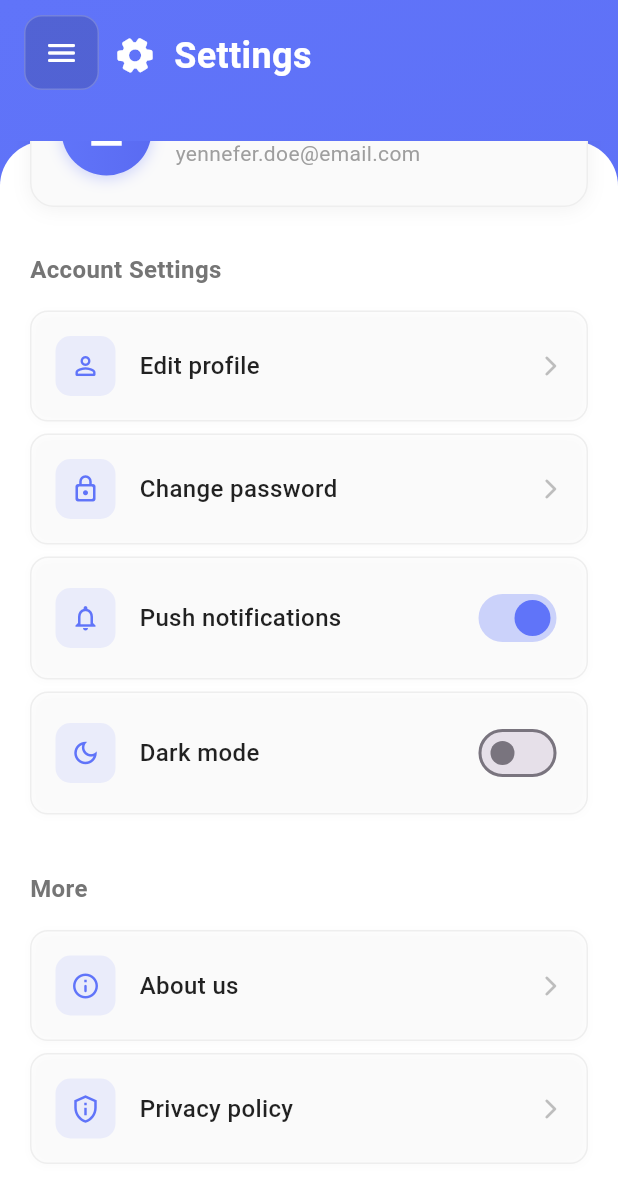
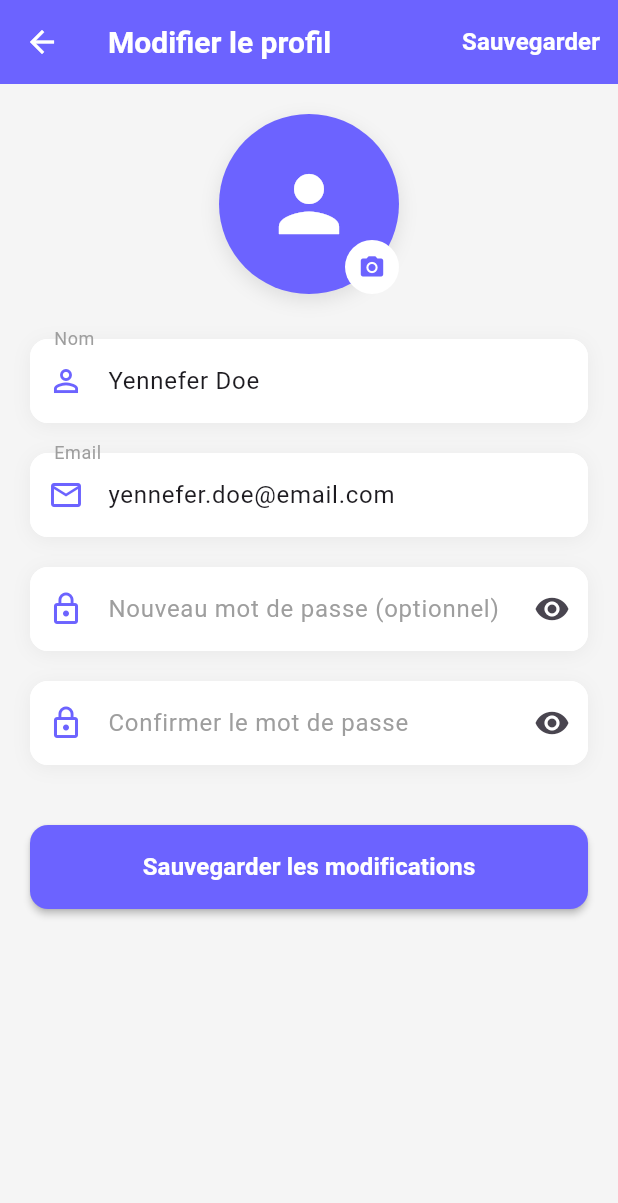
Before and after one commit to Franking31/Phone-Expend, a Flutter app: the SettingsPage screen opened by its route, scrolled down 78 dp, after a tap on "Edit profile", on a phone screen of 412 x 824 dp. Shown: the top 1203 px of the screen. Run offline on Flutter 3.47's test engine with Material 3 defaults, Android fonts, the light colour scheme and no system bars; our stand-ins replace file_picker, fl_chart, image_picker, sqflite; accounts and stored records are empty.

Commit message:
ajout de La page user edit et permission pour l ajout des photos

```diff
--- a/padidja_expense_app/lib/main.dart
+++ b/padidja_expense_app/lib/main.dart
@@ -7,13 +7,13 @@ import 'package:padidja_expense_app/screens/auth_screen.dart';
 import 'package:padidja_expense_app/screens/history_screen.dart';
 import 'package:padidja_expense_app/screens/home_screen.dart';
 import 'package:padidja_expense_app/screens/home_wallet_screen.dart';
-import 'package:padidja_expense_app/screens/minepat_budget_screen.dart';
 import 'package:padidja_expense_app/screens/setting_screen.dart';
 import 'package:padidja_expense_app/screens/spend_line_screen.dart';
 import 'package:padidja_expense_app/screens/splash_screen.dart';
 import 'package:padidja_expense_app/screens/stats_screen.dart';
 import 'package:padidja_expense_app/screens/user_page_screen.dart';
 import 'package:padidja_expense_app/screens/verify_wallet_screen.dart';
+import 'package:padidja_expense_app/models/user_model.dart';
 import 'services/database_service.dart';
 
 void main() async {
@@ -27,6 +27,15 @@ class PadidjaApp extends StatelessWidget {
 
   @override
   Widget build(BuildContext context) {
+    // Placeholder user data (replace with actual user data from authentication)
+    final placeholderUser = Utilisateur(
+      id: 1,
+      nom: 'Yennefer Doe',
+      email: 'yennefer.doe@email.com',
+      motDePasse: 'password123',
+      role: 'user',
+    );
+
     return MaterialApp(
       title: 'Padidja Dépenses',
       debugShowCheckedModeBanner: false,
@@ -48,7 +57,7 @@ class PadidjaApp extends StatelessWidget {
         '/adduser': (context) => UserFormPage(),
         '/userpage': (context) => UserListPage(),
         '/spendline': (context) => const SpendLinePage(),
-        '/settings': (context) => const SettingsPage(),
+        '/settings': (context) => SettingsPage(utilisateur: placeholderUser),
         '/addwallet': (context) => const AddWalletScreen(),
         '/addTransaction': (context) => const AddTransactionScreen(),
         '/wallets': (context) => const WalletHomeScreen(),
--- a/padidja_expense_app/lib/models/user_model.dart
+++ b/padidja_expense_app/lib/models/user_model.dart
@@ -1,16 +1,18 @@
 class Utilisateur {
-  final int? id;
+  final int id;
   final String nom;
   final String email;
   final String motDePasse;
   final String role;
+  final String? imagePath; // Added imagePath field
 
   Utilisateur({
-    this.id,
+    required this.id,
     required this.nom,
     required this.email,
     required this.motDePasse,
     required this.role,
+    this.imagePath,
   });
 
   Map<String, dynamic> toMap() {
@@ -20,16 +22,18 @@ class Utilisateur {
       'email': email,
       'mot_de_passe': motDePasse,
       'role': role,
+      'image_path': imagePath, // Include imagePath in map
     };
   }
 
-  factory Utilisateur.fromMap(Map<String, dynamic> map) {
+  static Utilisateur fromMap(Map<String, dynamic> map) {
     return Utilisateur(
-      id: map['id'],
-      nom: map['nom'],
-      email: map['email'],
-      motDePasse: map['mot_de_passe'],
-      role: map['role'],
+      id: map['id'] ?? 0,
+      nom: map['nom'] ?? '',
+      email: map['email'] ?? '',
+      motDePasse: map['mot_de_passe'] ?? '',
+      role: map['role'] ?? 'user',
+      imagePath: map['image_path'], // Retrieve imagePath from map
     );
   }
 }
--- a/padidja_expense_app/lib/screens/setting_screen.dart
+++ b/padidja_expense_app/lib/screens/setting_screen.dart
@@ -1,8 +1,13 @@
 import 'package:flutter/material.dart';
+import 'package:padidja_expense_app/screens/user_profil_page.dart';
 import 'package:padidja_expense_app/widgets/main_drawer_wrapper.dart';
+import '../models/user_model.dart';
+import 'dart:io';
 
 class SettingsPage extends StatefulWidget {
-  const SettingsPage({super.key});
+  final Utilisateur utilisateur;
+
+  const SettingsPage({super.key, required this.utilisateur});
 
   @override
   State<SettingsPage> createState() => _SettingsPageState();
@@ -16,10 +21,12 @@ class _SettingsPageState extends State<SettingsPage>
   late AnimationController _slideController;
   late Animation<double> _fadeAnimation;
   late Animation<Offset> _slideAnimation;
+  late Utilisateur _currentUser;
 
   @override
   void initState() {
     super.initState();
+    _currentUser = widget.utilisateur;
 
     // Animation pour le fade-in du contenu
     _fadeController = AnimationController(
@@ -61,6 +68,23 @@ class _SettingsPageState extends State<SettingsPage>
     super.dispose();
   }
 
+  // Method to navigate to EditProfilePage and handle the returned user
+  Future<void> _navigateToEditProfile() async {
+    final updatedUser = await Navigator.push(
+      context,
+      MaterialPageRoute(
+        builder: (context) => EditProfilePage(utilisateur: _currentUser),
+      ),
+    );
+
+    // Update the current user if the EditProfilePage returns an updated user
+    if (updatedUser != null && updatedUser is Utilisateur) {
+      setState(() {
+        _currentUser = updatedUser;
+      });
+    }
+  }
+
   @override
   Widget build(BuildContext context) {
     return MainDrawerWrapper(
@@ -94,7 +118,7 @@ class _SettingsPageState extends State<SettingsPage>
                               angle: value * 0.5,
                               child: Icon(
                                 Icons.settings_rounded,
-                                color: Colors.white.withOpacity(value),
+                                color: Colors.white.withValues(alpha: value),
                                 size: 28,
                               ),
                             );
@@ -160,7 +184,7 @@ class _SettingsPageState extends State<SettingsPage>
                                       _buildAnimatedSettingsItem(
                                         icon: Icons.person_outline_rounded,
                                         title: 'Edit profile',
-                                        onTap: () {},
+                                        onTap: _navigateToEditProfile,
                                         showArrow: true,
                                         delay: 200,
                                       ),
@@ -187,7 +211,7 @@ class _SettingsPageState extends State<SettingsPage>
                                             },
                                             activeColor: const Color(0xFF6074F9),
                                             activeTrackColor: const Color(0xFF6074F9)
-                                                .withOpacity(0.3),
+                                                .withValues(alpha: 0.3),
                                           ),
                                         ),
                                         delay: 400,
@@ -208,7 +232,7 @@ class _SettingsPageState extends State<SettingsPage>
                                             },
                                             activeColor: const Color(0xFF6074F9),
                                             activeTrackColor: const Color(0xFF6074F9)
-                                                .withOpacity(0.3),
+                                                .withValues(alpha: 0.3),
                                           ),
                                         ),
                                         delay: 500,
@@ -269,7 +293,7 @@ class _SettingsPageState extends State<SettingsPage>
         ),
         boxShadow: [
           BoxShadow(
-            color: Colors.black.withOpacity(0.05),
+            color: Colors.black.withValues(alpha: 0.05),
             blurRadius: 10,
             offset: const Offset(0, 2),
           ),
@@ -292,36 +316,45 @@ class _SettingsPageState extends State<SettingsPage>
                 ),
                 boxShadow: [
                   BoxShadow(
-                    color: const Color(0xFF6074F9).withOpacity(0.3),
+                    color: Color(0xFF6074F9).withValues(alpha: 0.3),
                     blurRadius: 8,
                     offset: const Offset(0, 2),
                   ),
                 ],
               ),
-              child: const Icon(
-                Icons.person,
-                color: Colors.white,
-                size: 30,
-              ),
+              child: _currentUser.imagePath != null &&
+                      File(_currentUser.imagePath!).existsSync()
+                  ? ClipRRect(
+                      borderRadius: BorderRadius.circular(30),
+                      child: Image.file(
+                        File(_currentUser.imagePath!),
+                        fit: BoxFit.cover,
+                      ),
+                    )
+                  : const Icon(
+                      Icons.person,
+                      color: Colors.white,
+                      size: 30,
+                    ),
             ),
           ),
           const SizedBox(width: 16),
-          const Expanded(
+          Expanded(
             child: Column(
               crossAxisAlignment: CrossAxisAlignment.start,
               children: [
                 Text(
-                  'Yennefer Doe',
-                  style: TextStyle(
+                  _currentUser.nom,
+                  style: const TextStyle(
                     fontSize: 18,
                     fontWeight: FontWeight.bold,
                     color: Colors.black87,
                   ),
                 ),
-                SizedBox(height: 4),
+                const SizedBox(height: 4),
                 Text(
-                  'yennefer.doe@email.com',
-                  style: TextStyle(
+                  _currentUser.email,
+                  style: const TextStyle(
                     fontSize: 14,
                     color: Colors.grey,
                   ),
@@ -409,8 +442,8 @@ class _SettingsPageState extends State<SettingsPage>
         child: InkWell(
           borderRadius: BorderRadius.circular(12),
           onTap: onTap,
-          splashColor: const Color(0xFF6074F9).withOpacity(0.1),
-          highlightColor: const Color(0xFF6074F9).withOpacity(0.05),
+          splashColor: const Color(0xFF6074F9).withValues(alpha: 0.1),
+          highlightColor: const Color(0xFF6074F9).withValues(alpha: 0.05),
           child: AnimatedContainer(
             duration: const Duration(milliseconds: 200),
             padding: const EdgeInsets.symmetric(horizontal: 16, vertical: 16),
@@ -419,7 +452,7 @@ class _SettingsPageState extends State<SettingsPage>
               border: Border.all(color: Colors.grey[200]!, width: 1),
               boxShadow: [
                 BoxShadow(
-                  color: Colors.black.withOpacity(0.02),
+                  color: Colors.black.withValues(alpha: 0.02),
                   blurRadius: 4,
                   offset: const Offset(0, 1),
                 ),
@@ -432,7 +465,7 @@ class _SettingsPageState extends State<SettingsPage>
                   width: 40,
                   height: 40,
                   decoration: BoxDecoration(
-                    color: const Color(0xFF6074F9).withOpacity(0.1),
+                    color: const Color(0xFF6074F9).withValues(alpha: 0.1),
                     borderRadius: BorderRadius.circular(10),
                   ),
                   child: TweenAnimationBuilder<double>(
--- /dev/null
+++ b/padidja_expense_app/lib/screens/user_profil_page.dart
@@ -0,0 +1,433 @@
+import 'package:flutter/material.dart';
+import 'dart:io';
+import 'package:image_picker/image_picker.dart';
+import '../models/user_model.dart';
+import '../services/user_service.dart';
+
+class EditProfilePage extends StatefulWidget {
+  final Utilisateur utilisateur;
+
+  const EditProfilePage({super.key, required this.utilisateur});
+
+  @override
+  State<EditProfilePage> createState() => _EditProfilePageState();
+}
+
+class _EditProfilePageState extends State<EditProfilePage> {
+  final _formKey = GlobalKey<FormState>();
+  final _nomController = TextEditingController();
+  final _emailController = TextEditingController();
+  final _motDePasseController = TextEditingController();
+  final _confirmerMotDePasseController = TextEditingController();
+
+  File? _imageFile;
+  bool _isLoading = false;
+  bool _obscurePassword = true;
+  bool _obscureConfirmPassword = true;
+  final ImagePicker _picker = ImagePicker();
+
+  @override
+  void initState() {
+    super.initState();
+    _nomController.text = widget.utilisateur.nom;
+    _emailController.text = widget.utilisateur.email;
+    // Load existing image if available
+    if (widget.utilisateur.imagePath != null) {
+      _imageFile = File(widget.utilisateur.imagePath!);
+    }
+  }
+
+  @override
+  void dispose() {
+    _nomController.dispose();
+    _emailController.dispose();
+    _motDePasseController.dispose();
+    _confirmerMotDePasseController.dispose();
+    super.dispose();
+  }
+
+  Future<void> _choisirImage() async {
+    final choix = await showDialog<ImageSource>(
+      context: context,
+      builder: (context) => AlertDialog(
+        title: const Text('Choisir une photo'),
+        actions: [
+          TextButton(
+            onPressed: () => Navigator.pop(context, ImageSource.camera),
+            child: const Text('Appareil photo'),
+          ),
+          TextButton(
+            onPressed: () => Navigator.pop(context, ImageSource.gallery),
+            child: const Text('Galerie'),
+          ),
+          TextButton(
+            onPressed: () => Navigator.pop(context),
+            child: const Text('Annuler'),
+          ),
+        ],
+      ),
+    );
+
+    if (choix != null) {
+      try {
+        final pickedFile = await _picker.pickImage(source: choix);
+        if (pickedFile != null) {
+          setState(() {
+            _imageFile = File(pickedFile.path);
+          });
+        }
+      } catch (e) {
+        if (mounted) {
+          ScaffoldMessenger.of(context).showSnackBar(
+            SnackBar(
+              content: Text('Erreur lors de la sélection de l\'image : $e'),
+              backgroundColor: Colors.red,
+            ),
+          );
+        }
+      }
+    }
+  }
+
+  Future<void> _sauvegarderProfil() async {
+    if (!_formKey.currentState!.validate()) return;
+
+    // Vérifier si les mots de passe correspondent
+    if (_motDePasseController.text.isNotEmpty &&
+        _motDePasseController.text != _confirmerMotDePasseController.text) {
+      ScaffoldMessenger.of(context).showSnackBar(
+        const SnackBar(
+          content: Text('Les mots de passe ne correspondent pas'),
+          backgroundColor: Colors.red,
+        ),
+      );
+      return;
+    }
+
+    setState(() {
+      _isLoading = true;
+    });
+
+    try {
+      // Vérifier si l'email existe déjà (sauf pour l'utilisateur actuel)
+      if (_emailController.text != widget.utilisateur.email) {
+        bool emailExiste = await UserService.emailExiste(_emailController.text);
+        if (emailExiste) {
+          if (mounted) {
+            ScaffoldMessenger.of(context).showSnackBar(
+              const SnackBar(
+                content: Text('Cet email est déjà utilisé'),
+                backgroundColor: Colors.red,
+              ),
+            );
+          }
+          setState(() {
+            _isLoading = false;
+          });
+          return;
+        }
+      }
+
+      // Créer l'utilisateur modifié
+      final utilisateurModifie = Utilisateur(
+        id: widget.utilisateur.id,
+        nom: _nomController.text,
+        email: _emailController.text,
+        motDePasse: _motDePasseController.text.isNotEmpty
+            ? _motDePasseController.text
+            : widget.utilisateur.motDePasse,
+        role: widget.utilisateur.role,
+        imagePath: _imageFile?.path, // Save the image path
+      );
+
+      // Sauvegarder en base de données
+      await UserService.modifierUtilisateur(utilisateurModifie);
+
+      if (mounted) {
+        ScaffoldMessenger.of(context).showSnackBar(
+          const SnackBar(
+            content: Text('Profil mis à jour avec succès'),
+            backgroundColor: Colors.green,
+          ),
+        );
+
+        // Retourner à la page précédente avec les nouvelles données
+        Navigator.pop(context, utilisateurModifie);
+      }
+    } catch (e) {
+      if (mounted) {
+        ScaffoldMessenger.of(context).showSnackBar(
+          SnackBar(
+            content: Text('Erreur lors de la sauvegarde: $e'),
+            backgroundColor: Colors.red,
+          ),
+        );
+      }
+    } finally {
+      setState(() {
+        _isLoading = false;
+      });
+    }
+  }
+
+  @override
+  Widget build(BuildContext context) {
+    return Scaffold(
+      backgroundColor: const Color(0xFFF5F5F5),
+      appBar: AppBar(
+        backgroundColor: const Color(0xFF6C63FF),
+        elevation: 0,
+        leading: IconButton(
+          icon: const Icon(Icons.arrow_back, color: Colors.white),
+          onPressed: () => Navigator.pop(context),
+        ),
+        title: const Text(
+          'Modifier le profil',
+          style: TextStyle(
+            color: Colors.white,
+            fontSize: 20,
+            fontWeight: FontWeight.w600,
+          ),
+        ),
+        actions: [
+          TextButton(
+            onPressed: _isLoading ? null : _sauvegarderProfil,
+            child: const Text(
+              'Sauvegarder',
+              style: TextStyle(
+                color: Colors.white,
+                fontSize: 16,
+                fontWeight: FontWeight.w600,
+              ),
+            ),
+          ),
+        ],
+      ),
+      body: SingleChildScrollView(
+        padding: const EdgeInsets.all(20),
+        child: Form(
+          key: _formKey,
+          child: Column(
+            children: [
+              // Photo de profil
+              Center(
+                child: Stack(
+                  children: [
+                    Container(
+                      width: 120,
+                      height: 120,
+                      decoration: BoxDecoration(
+                        shape: BoxShape.circle,
+                        color: const Color(0xFF6C63FF),
+                        boxShadow: [
+                          BoxShadow(
+                            color: Colors.black.withValues(alpha: 0.1),
+                            blurRadius: 10,
+                            offset: const Offset(0, 4),
+                          ),
+                        ],
+                      ),
+                      child: _imageFile != null
+                          ? ClipRRect(
+                              borderRadius: BorderRadius.circular(60),
+                              child: Image.file(
+                                _imageFile!,
+                                fit: BoxFit.cover,
+                              ),
+                            )
+                          : widget.utilisateur.imagePath != null &&
+                            File(widget.utilisateur.imagePath!).existsSync()
+                              ? ClipRRect(
+                                  borderRadius: BorderRadius.circular(60),
+                                  child: Image.file(
+                                    File(widget.utilisateur.imagePath!),
+                                    fit: BoxFit.cover,
+                                  ),
+                                )
+                              : const Icon(
+                                  Icons.person,
+                                  size: 60,
+                                  color: Colors.white,
+                                ),
+                    ),
+                    Positioned(
+                      bottom: 0,
+                      right: 0,
+                      child: GestureDetector(
+                        onTap: _choisirImage,
+                        child: Container(
+                          width: 36,
+                          height: 36,
+                          decoration: const BoxDecoration(
+                            shape: BoxShape.circle,
+                            color: Colors.white,
+                          ),
+                          child: const Icon(
+                            Icons.camera_alt,
+                            size: 18,
+                            color: Color(0xFF6C63FF),
+                          ),
+                        ),
+                      ),
+                    ),
+                  ],
+                ),
+              ),
+              const SizedBox(height: 30),
+
+              // Champ Nom
+              _buildTextField(
+                controller: _nomController,
+                label: 'Nom',
+                icon: Icons.person_outline,
+                validator: (value) {
+                  if (value == null || value.isEmpty) {
+                    return 'Le nom est requis';
+                  }
+                  return null;
+                },
+              ),
+              const SizedBox(height: 20),
+
+              // Champ Email
+              _buildTextField(
+                controller: _emailController,
+                label: 'Email',
+                icon: Icons.email_outlined,
+                keyboardType: TextInputType.emailAddress,
+                validator: (value) {
+                  if (value == null || value.isEmpty) {
+                    return 'L\'email est requis';
+                  }
+                  if (!RegExp(r'^[\w-\.]+@([\w-]+\.)+[\w-]{2,4}$').hasMatch(value)) {
+                    return 'Email invalide';
+                  }
+                  return null;
+                },
+              ),
+              const SizedBox(height: 20),
+
+              // Champ Mot de passe
+              _buildTextField(
+                controller: _motDePasseController,
+                label: 'Nouveau mot de passe (optionnel)',
+                icon: Icons.lock_outline,
+                obscureText: _obscurePassword,
+                suffixIcon: IconButton(
+                  icon: Icon(_obscurePassword ? Icons.visibility : Icons.visibility_off),
+                  onPressed: () {
+                    setState(() {
+                      _obscurePassword = !_obscurePassword;
+                    });
+                  },
+                ),
+                validator: (value) {
+                  if (value != null && value.isNotEmpty && value.length < 6) {
+                    return 'Le mot de passe doit contenir au moins 6 caractères';
+                  }
+                  return null;
+                },
+              ),
+              const SizedBox(height: 20),
+
+              // Champ Confirmer mot de passe
+              _buildTextField(
+                controller: _confirmerMotDePasseController,
+                label: 'Confirmer le mot de passe',
+                icon: Icons.lock_outline,
+                obscureText: _obscureConfirmPassword,
+                suffixIcon: IconButton(
+                  icon: Icon(_obscureConfirmPassword ? Icons.visibility : Icons.visibility_off),
+                  onPressed: () {
+                    setState(() {
+                      _obscureConfirmPassword = !_obscureConfirmPassword;
+                    });
+                  },
+                ),
+                validator: (value) {
+                  if (_motDePasseController.text.isNotEmpty && value != _motDePasseController.text) {
+                    return 'Les mots de passe ne correspondent pas';
+                  }
+                  return null;
+                },
+              ),
+              const SizedBox(height: 40),
+
+              // Bouton de sauvegarde
+              SizedBox(
+                width: double.infinity,
+                height: 56,
+                child: ElevatedButton(
+                  onPressed: _isLoading ? null : _sauvegarderProfil,
+                  style: ElevatedButton.styleFrom(
+                    backgroundColor: const Color(0xFF6C63FF),
+                    shape: RoundedRectangleBorder(
+                      borderRadius: BorderRadius.circular(12),
+                    ),
+                    elevation: 2,
+                  ),
+                  child: _isLoading
+                      ? const CircularProgressIndicator(color: Colors.white)
+                      : const Text(
+                          'Sauvegarder les modifications',
+                          style: TextStyle(
+                            color: Colors.white,
+                            fontSize: 16,
+                            fontWeight: FontWeight.w600,
+                          ),
+                        ),
+                ),
+              ),
+            ],
+          ),
+        ),
+      ),
+    );
+  }
+
+  Widget _buildTextField({
+    required TextEditingController controller,
+    required String label,
+    required IconData icon,
+    TextInputType keyboardType = TextInputType.text,
+    bool obscureText = false,
+    Widget? suffixIcon,
+    String? Function(String?)? validator,
+  }) {
+    return Container(
+      decoration: BoxDecoration(
+        color: Colors.white,
+        borderRadius: BorderRadius.circular(12),
+        boxShadow: [
+          BoxShadow(
+            color: Colors.black.withValues(alpha: 0.05),
+            blurRadius: 10,
+            offset: const Offset(0, 2),
+          ),
+        ],
+      ),
+      child: TextFormField(
+        controller: controller,
+        keyboardType: keyboardType,
+        obscureText: obscureText,
+        validator: validator,
+        decoration: InputDecoration(
+          labelText: label,
+          prefixIcon: Icon(icon, color: const Color(0xFF6C63FF)),
+          suffixIcon: suffixIcon,
+          border: OutlineInputBorder(
+            borderRadius: BorderRadius.circular(12),
+            borderSide: BorderSide.none,
+          ),
+          filled: true,
+          fillColor: Colors.white,
+          labelStyle: const TextStyle(color: Colors.grey),
+          focusedBorder: OutlineInputBorder(
+            borderRadius: BorderRadius.circular(12),
+            borderSide: const BorderSide(color: Color(0xFF6C63FF), width: 2),
+          ),
+        ),
+      ),
+    );
+  }
+}
--- a/padidja_expense_app/pubspec.yaml
+++ b/padidja_expense_app/pubspec.yaml
@@ -22,7 +22,7 @@ dependencies:
   path_provider: ^2.1.5
   sqflite: ^2.4.2
   file_picker: ^10.2.0
-
+  image_picker: ^1.1.2
 
 dev_dependencies:
   flutter_test:
```
Also changed, not shown: padidja_expense_app/lib/services/database_service.dart (+8 -2 lines), padidja_expense_app/lib/services/user_service.dart (+11 -0 lines), padidja_expense_app/pubspec.lock, 6 other files.
